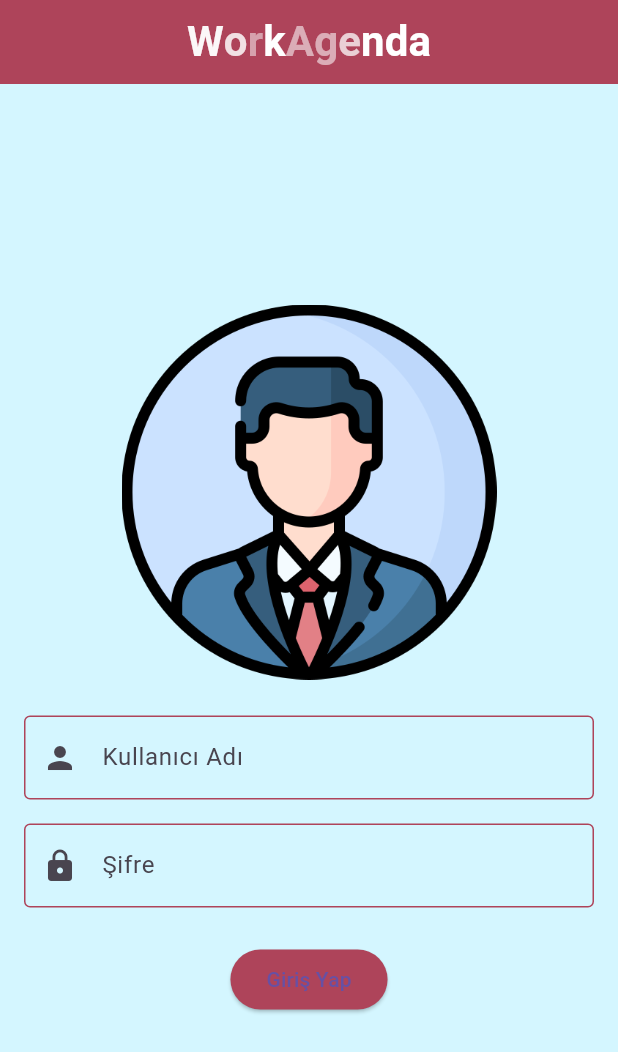
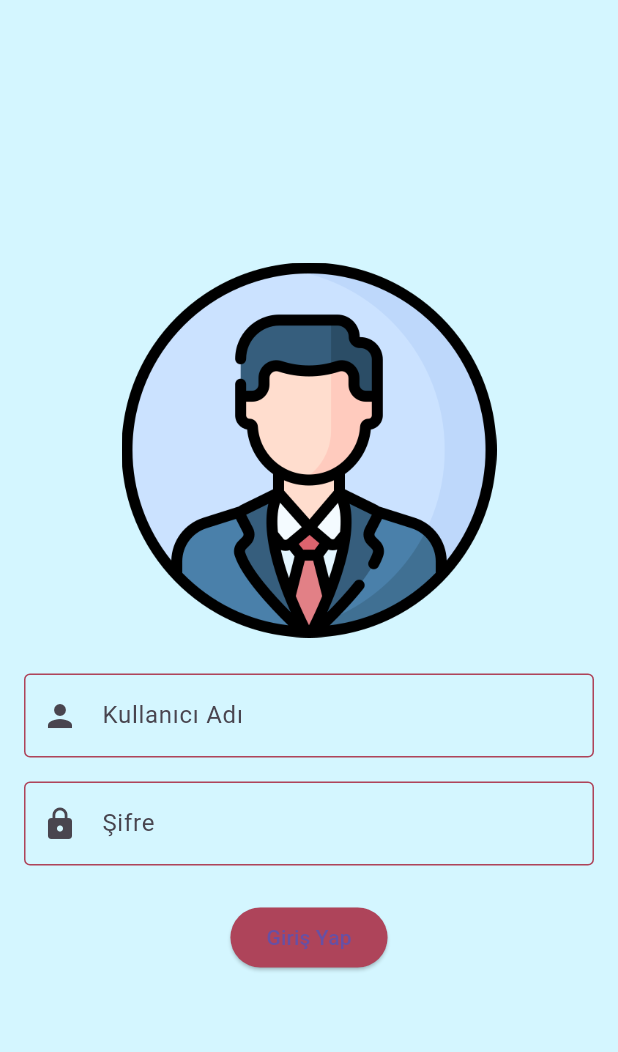
Before and after one commit to ezgidmrplt/MobilUygulamaProje, a Flutter app: the screen it shows after launch, on a phone screen of 412 x 824 dp. Shown: the top 1052 px of the screen. Run offline on Flutter 3.47's test engine with Material 3 defaults, Android fonts, the light colour scheme and no system bars; our stand-ins replace firebase_auth, firebase_core; accounts and stored records are empty.

```diff
--- a/lib/anasayfa.dart
+++ b/lib/anasayfa.dart
@@ -7,88 +7,16 @@ class GirisEkrani extends StatefulWidget {
   _GirisEkraniState createState() => _GirisEkraniState();
 }
 
-class _GirisEkraniState extends State<GirisEkrani> with TickerProviderStateMixin {
-  late AnimationController _opacityController;
-  late AnimationController _slideController;
-  late AnimationController _scaleController;
-  late AnimationController _colorController;
-
-  late List<AnimationController> _letterControllers;
-  late List<Animation<double>> _letterAnimations;
-  late List<String> _titleText;
-
+class _GirisEkraniState extends State<GirisEkrani> {
   final TextEditingController _usernameController = TextEditingController();
   final TextEditingController _passwordController = TextEditingController();
 
   final FirebaseAuth _auth = FirebaseAuth.instance;
 
   @override
-  void initState() {
-    super.initState();
-
-    _titleText = ['W', 'o', 'r', 'k', 'A', 'g', 'e', 'n', 'd', 'a'];
-
-    _letterControllers = List.generate(_titleText.length, (index) {
-      return AnimationController(
-        duration: Duration(seconds: 1),
-        vsync: this,
-      );
-    });
-
-    _letterAnimations = List.generate(_letterControllers.length, (index) {
-      return Tween<double>(begin: 1.0, end: 0.5).animate(
-        CurvedAnimation(
-          parent: _letterControllers[index],
-          curve: Curves.easeInOut,
-        ),
-      );
-    });
-
-    _opacityController = AnimationController(
-      duration: Duration(seconds: 2),
-      vsync: this,
-    );
-
-    _slideController = AnimationController(
-      duration: Duration(seconds: 1),
-      vsync: this,
-    );
-
-    _scaleController = AnimationController(
-      duration: Duration(seconds: 1),
-      vsync: this,
-    );
-
-    _colorController = AnimationController(
-      duration: Duration(seconds: 1),
-      vsync: this,
-    );
-    _colorController.repeat(reverse: true);
-
-    _startLetterAnimations();
-    _opacityController.forward();
-    _slideController.forward();
-    _scaleController.forward();
-  }
-
-  void _startLetterAnimations() async {
-    for (int i = 0; i < _letterControllers.length; i++) {
-      await Future.delayed(Duration(milliseconds: 300 * i));
-      _letterControllers[i].repeat(reverse: true);
-    }
-  }
-
-  @override
   void dispose() {
-    _opacityController.dispose();
-    _slideController.dispose();
-    _scaleController.dispose();
-    _colorController.dispose();
     _usernameController.dispose();
     _passwordController.dispose();
-    for (var controller in _letterControllers) {
-      controller.dispose();
-    }
     super.dispose();
   }
 
@@ -115,53 +43,19 @@ class _GirisEkraniState extends State<GirisEkrani> with TickerProviderStateMixin
   Widget build(BuildContext context) {
     return Scaffold(
       backgroundColor: Color(0xFFD4F6FF),
-      appBar: AppBar(
-        title: Row(
-          mainAxisAlignment: MainAxisAlignment.center,
-          children: List.generate(_titleText.length, (index) {
-            return AnimatedBuilder(
-              animation: _letterControllers[index],
-              builder: (context, child) {
-                return Opacity(
-                  opacity: _letterAnimations[index].value,
-                  child: Text(
-                    _titleText[index],
-                    style: TextStyle(
-                      fontSize: 28,
-                      fontWeight: FontWeight.w600,
-                      color: Colors.white,
-                      letterSpacing: 0.1,
-                      fontFamily: 'Roboto',
-                    ),
-                  ),
-                );
-              },
-            );
-          }),
-        ),
-        backgroundColor: Color(0xFFAE445A),
-      ),
       body: Padding(
         padding: const EdgeInsets.all(16.0),
         child: Column(
           mainAxisAlignment: MainAxisAlignment.center,
           crossAxisAlignment: CrossAxisAlignment.center,
           children: [
-            FadeTransition(
-              opacity: _opacityController,
-              child: Image.asset(
+            Image.asset(
               'assets/avatar.png',
               width: 250,
               height: 250,
               fit: BoxFit.cover,
             ),
-            ),
             SizedBox(height: 24),
-            SlideTransition(
-              position: Tween<Offset>(begin: Offset(0.0, -1.0), end: Offset.zero)
-                  .animate(_slideController),
-              child: Column(
-                children: [
             TextField(
               controller: _usernameController,
               decoration: InputDecoration(
@@ -192,22 +86,13 @@ class _GirisEkraniState extends State<GirisEkrani> with TickerProviderStateMixin
                 prefixIcon: Icon(Icons.lock),
               ),
             ),
-                ],
-              ),
-            ),
             SizedBox(height: 24),
-            ScaleTransition(
-              scale: CurvedAnimation(
-                parent: _scaleController,
-                curve: Curves.easeOut,
-              ),
-              child: ElevatedButton(
+            ElevatedButton(
               onPressed: _login,
               style: ElevatedButton.styleFrom(
                 backgroundColor: Color(0xFFAE445A),
               ),
               child: Text('Giriş Yap'),
-              ),
             ),
           ],
         ),
```
Also changed, not shown: assets/arkaplan.png (added). Lines whose indentation alone changed are shown as unchanged.
